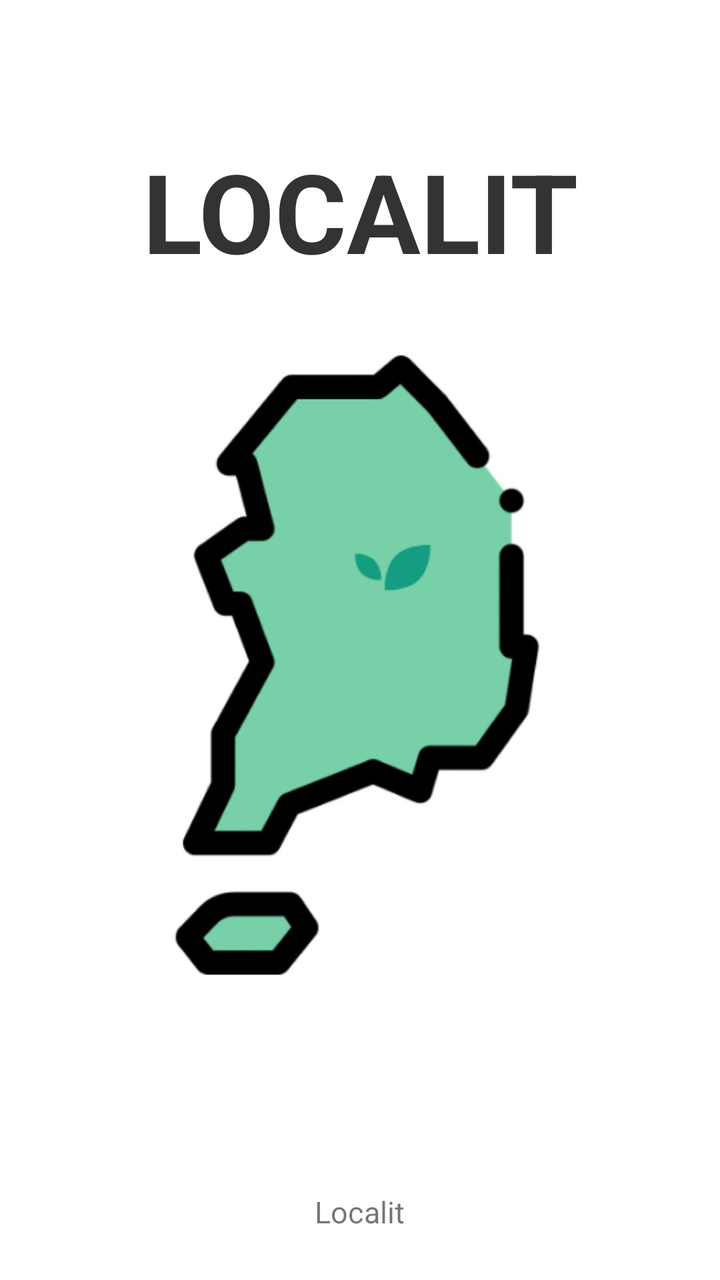
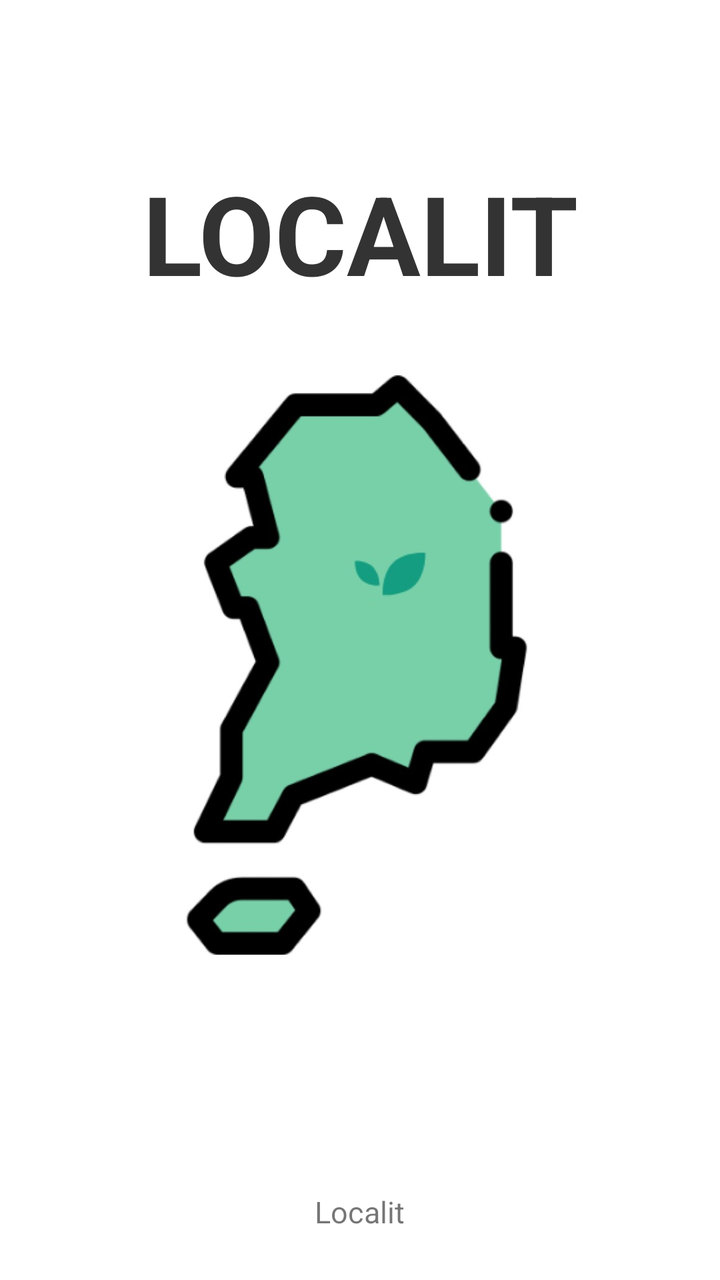

Two renders of the same Android screen: before a commit and after it. Below are the layout's source before the change and the commit's diff.
<!-- AndroidManifest.xml: application theme Theme.Localit -->
<!-- res/layout/activity_start.xml -->
<?xml version="1.0" encoding="utf-8"?>
<androidx.constraintlayout.widget.ConstraintLayout
    xmlns:android="http://schemas.android.com/apk/res/android"
    xmlns:app="http://schemas.android.com/apk/res-auto"
    xmlns:tools="http://schemas.android.com/tools"
    android:layout_width="match_parent"
    android:layout_height="match_parent"
    tools:context=".StartActivity">

    
    <LinearLayout
        android:layout_width="match_parent"
        android:layout_height="0dp"
        android:orientation="vertical"
        app:layout_constraintTop_toTopOf="parent"
        app:layout_constraintBottom_toBottomOf="parent"
        app:layout_constraintStart_toStartOf="parent"
        app:layout_constraintEnd_toEndOf="parent">

        
        <LinearLayout
            android:layout_width="match_parent"
            android:layout_height="0dp"
            android:layout_weight="1"
            android:orientation="vertical"
            android:gravity="center">

            

            
            <TextView
                android:layout_width="wrap_content"
                android:layout_height="wrap_content"
                android:gravity="center"
                android:text="LOCALIT"
                android:textColor="@color/text_primary"
                android:textSize="55sp"
                android:textStyle="bold" />

            <ImageView
                android:layout_width="194dp"
                android:layout_height="341dp"
                android:layout_gravity="center"
                android:layout_marginTop="20dp"
                android:scaleType="centerCrop"
                android:src="@drawable/logo" />

            
        </LinearLayout>

        
        <LinearLayout
            android:layout_width="match_parent"
            android:layout_height="wrap_content"
            android:orientation="vertical"
            android:gravity="center"
            android:padding="24dp">

            <TextView
                android:layout_width="wrap_content"
                android:layout_height="wrap_content"
                android:gravity="center"
                android:text="Localit"
                android:textSize="15sp" />
        </LinearLayout>
    </LinearLayout>
</androidx.constraintlayout.widget.ConstraintLayout>
<!-- resources referenced by this layout -->
<resources>
  <color name="text_primary">#333333</color>
  <!-- drawable logo: jpg bitmap (drawable, 38615 bytes) -->
  <style name="Theme.Localit" parent="Theme.MaterialComponents.DayNight.NoActionBar">
          
          <item name="colorPrimary">#000000</item> 
  
          <item name="colorPrimaryVariant">#6B8E6B</item>
          <item name="colorOnPrimary">#333333</item>
      </style>
</resources>

<!-- the commit's change to res/layout/activity_start.xml (unified diff, before → after) -->
@@ -38,8 +38,8 @@
                 android:textStyle="bold" />
 
             <ImageView
-                android:layout_width="194dp"
-                android:layout_height="341dp"
+                android:layout_width="177dp"
+                android:layout_height="319dp"
                 android:layout_gravity="center"
                 android:layout_marginTop="20dp"
                 android:scaleType="centerCrop"
